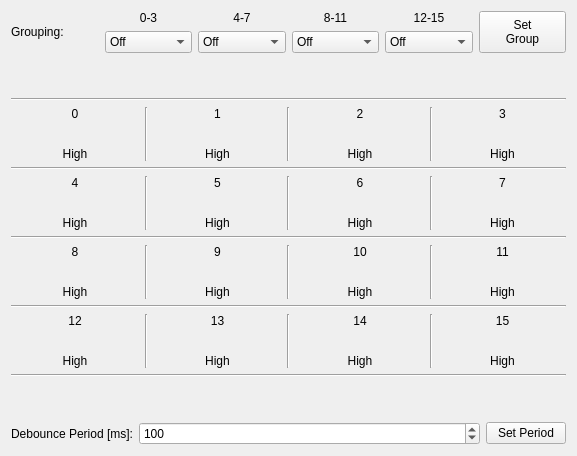
Before: the Qt Designer form src/brickv/plugin_system/plugins/industrial_digital_in_4/ui/industrial_digital_in_4.ui in Tinkerforge/brickv, drawn with Qt 5.
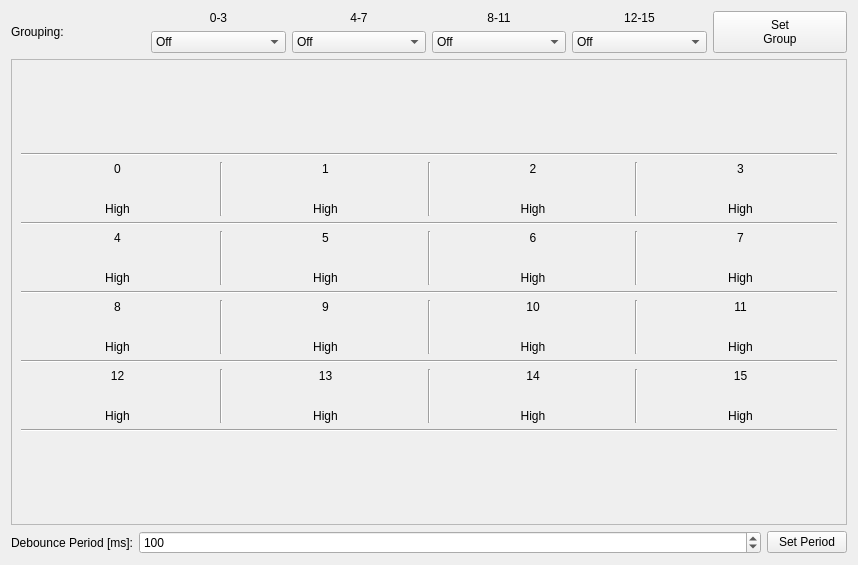
After: the same form once the commit is applied.

Commit message: Add scroll areas in groupable Bricklet GUI layouts to reduce minimal height

What changed in the file:
```diff
--- a/src/brickv/plugin_system/plugins/industrial_digital_in_4/ui/industrial_digital_in_4.ui
+++ b/src/brickv/plugin_system/plugins/industrial_digital_in_4/ui/industrial_digital_in_4.ui
@@ -6,8 +6,8 @@
    <rect>
     <x>0</x>
     <y>0</y>
-    <width>577</width>
-    <height>456</height>
+    <width>858</width>
+    <height>565</height>
    </rect>
   </property>
   <property name="windowTitle">
@@ -212,7 +212,22 @@
     </layout>
    </item>
    <item>
-    <spacer name="verticalSpacer_2">
+    <widget class="QScrollArea" name="scrollArea">
+     <property name="widgetResizable">
+      <bool>true</bool>
+     </property>
+     <widget class="QWidget" name="scrollAreaWidgetContents">
+      <property name="geometry">
+       <rect>
+        <x>0</x>
+        <y>0</y>
+        <width>838</width>
+        <height>450</height>
+       </rect>
+      </property>
+      <layout class="QVBoxLayout" name="verticalLayout_22">
+       <item>
+        <spacer name="verticalSpacer">
      <property name="orientation">
       <enum>Qt::Vertical</enum>
      </property>
@@ -904,7 +919,7 @@
     </widget>
    </item>
    <item>
-    <spacer name="verticalSpacer">
+        <spacer name="verticalSpacer_2">
      <property name="orientation">
       <enum>Qt::Vertical</enum>
      </property>
@@ -915,6 +930,10 @@
       </size>
      </property>
     </spacer>
+       </item>
+      </layout>
+     </widget>
+    </widget>
    </item>
    <item>
     <layout class="QHBoxLayout" name="horizontalLayout_3" stretch="0,1,0">
```
Lines whose indentation alone changed are shown as unchanged. The commit also changes 2 other files.
